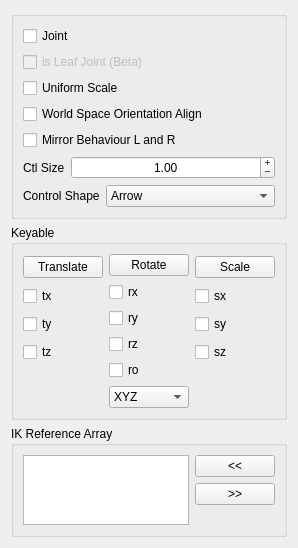
This is release/scripts/mgear/shifter_classic_components/control_01/settingsUI.ui in mgear-dev/mgear4 as Qt 5 draws it before an edit. The edited form follows.
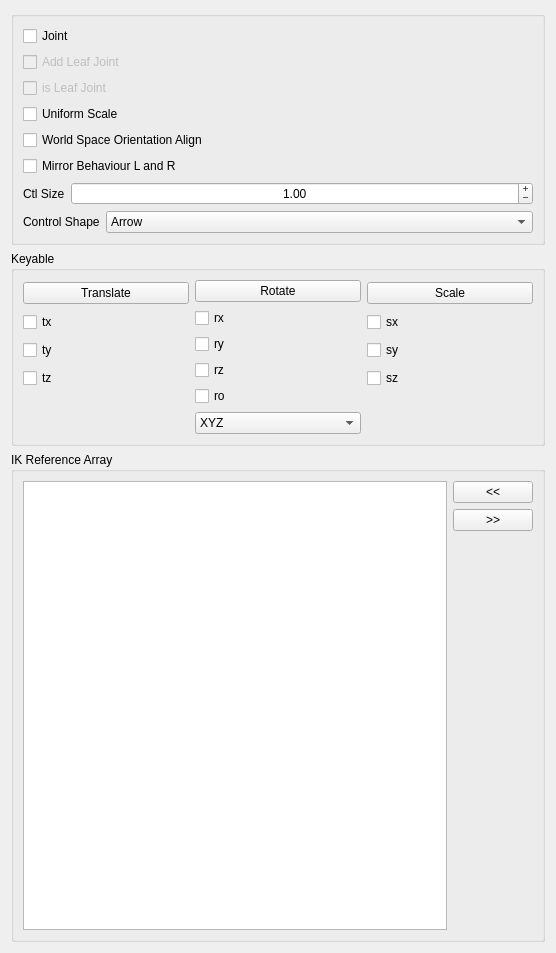
This is the edited form.

Commit message: chain_FK_spline_02 and control_01: add support for leaf joints Closes #332

What changed in the file:
```diff
--- a/release/scripts/mgear/shifter_classic_components/control_01/settingsUI.ui
+++ b/release/scripts/mgear/shifter_classic_components/control_01/settingsUI.ui
@@ -6,8 +6,8 @@
    <rect>
     <x>0</x>
     <y>0</y>
-    <width>283</width>
-    <height>482</height>
+    <width>556</width>
+    <height>953</height>
    </rect>
   </property>
   <property name="windowTitle">
@@ -29,6 +29,19 @@
           </property>
          </widget>
         </item>
+        <item>
+         <widget class="QCheckBox" name="addLeafJoint_checkBox">
+          <property name="enabled">
+           <bool>false</bool>
+          </property>
+          <property name="toolTip">
+           <string>&lt;html&gt;&lt;head/&gt;&lt;body&gt;&lt;p&gt;When &amp;quot;&lt;span style=&quot; font-weight:600;&quot;&gt;Add Leaf Joint&lt;/span&gt;&amp;quot; is checked, the component will add an extra joint as a leaf joint. So we will have 2 joints. One to connect the joint structure the other to drive the skinning and allow non uniform scaling in Game Engine workflows&lt;/p&gt;&lt;p&gt;This is not the same as marking the control &amp;quot;&lt;span style=&quot; font-weight:600;&quot;&gt;is Leaf Joint&lt;/span&gt;&amp;quot; . &lt;/p&gt;&lt;/body&gt;&lt;/html&gt;</string>
+          </property>
+          <property name="text">
+           <string>Add Leaf Joint</string>
+          </property>
+         </widget>
+        </item>
         <item>
          <widget class="QCheckBox" name="leafJoint_checkBox">
           <property name="enabled">
@@ -38,7 +51,7 @@
            <string>&lt;html&gt;&lt;head/&gt;&lt;body&gt;&lt;p&gt;When &amp;quot;&lt;span style=&quot; font-weight:600;&quot;&gt;is Leaf Joint&lt;/span&gt;&amp;quot; is checked, the component will create only the joint without the controls&lt;/p&gt;&lt;p&gt;As the name indicates this option is meant to create leaf joints, but you can use it also to create &amp;quot;branches&amp;quot;&lt;/p&gt;&lt;p&gt;Leaf joint can be used as a deformation helpers or/and games pipelines&lt;/p&gt;&lt;/body&gt;&lt;/html&gt;</string>
           </property>
           <property name="text">
-           <string>is Leaf Joint (Beta)</string>
+           <string>is Leaf Joint</string>
           </property>
          </widget>
         </item>
```
Left out of the diff: 80 changed lines with no effect on the pictures. The commit also changes 7 other files.
